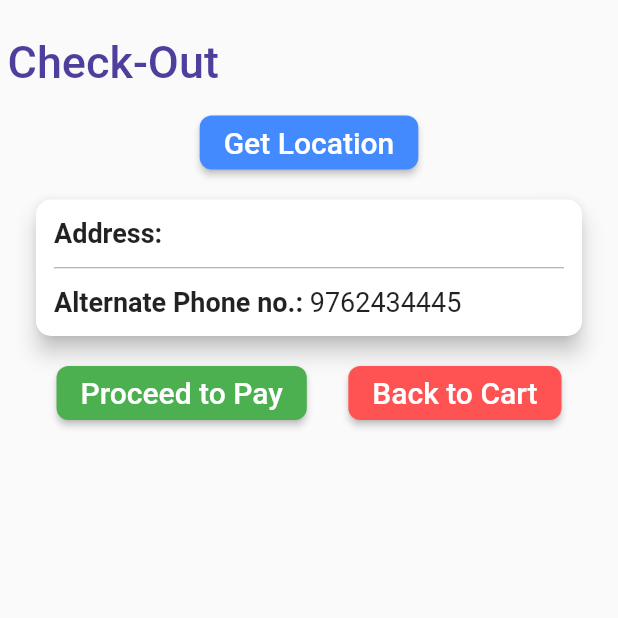
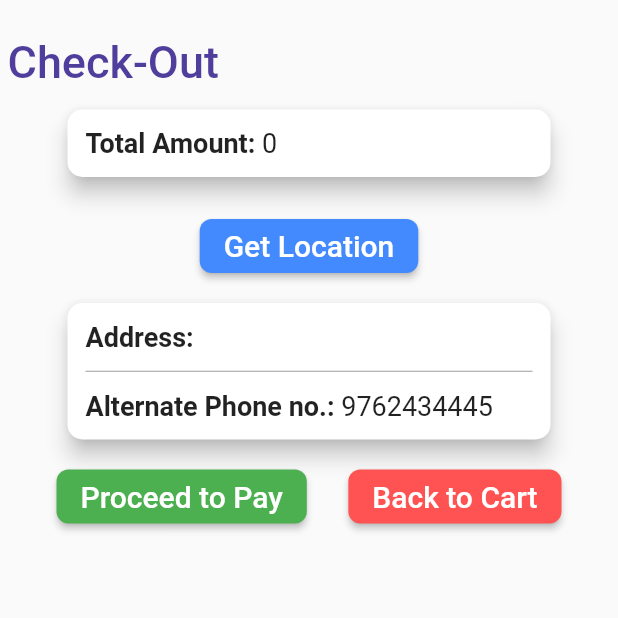
Before and after one commit to Doffil/timepass_working, a Flutter app: the CheckOutPage screen opened directly, on a phone screen of 412 x 824 dp, the top half of it. Run offline on Flutter 3.47's test engine with Material 2 defaults, Android fonts, the phone set to English and light mode, and no system bars; our stand-ins replace carousel_pro, firebase_auth, firebase_core, floating_bottom_navigation_bar, flutter_mobx, geolocator and 3 more; missing offline and left inert: animated_splash, numeric_keyboard; accounts and stored records are empty; generated files the repository leaves out were written again; network calls fail; statements that could not run were skipped.

Commit message:
done with basic ui and functionalities

```diff
--- a/timepass/lib/pages/CheckOutPage.dart
+++ b/timepass/lib/pages/CheckOutPage.dart
@@ -19,8 +19,12 @@ class _CheckOutPageState extends State<CheckOutPage> {
   String _currentAddress="";
   bool turnOnNotification = false;
   bool turnOnLocation = false;
+  int sum=0;
 
-
+  @override
+  void initState() {
+    super.initState();
+  }
   void _getCurrentLocation() async{
     final position = await Geolocator().getCurrentPosition(desiredAccuracy: LocationAccuracy.high);
     print(position);
@@ -58,6 +62,48 @@ class _CheckOutPageState extends State<CheckOutPage> {
               ),
             ),
             getData(),
+            Padding(
+              padding: const EdgeInsets.all(8.0),
+              child: Align(
+                alignment: Alignment.center,
+                child: Container(
+                  width: 330,
+                  child: Card(
+                    shape: RoundedRectangleBorder(
+                        borderRadius: BorderRadius.circular(10.0)
+                    ),
+                    elevation: 6.0,
+                    child: Padding(
+                      padding: EdgeInsets.all(12.0),
+                      child: Column(
+                        crossAxisAlignment: CrossAxisAlignment.start,
+                        mainAxisAlignment: MainAxisAlignment.start,
+                        children: <Widget>[
+                          Row(
+                            children: <Widget>[
+                              Text(
+                                'Total Amount: '
+                                ,style: TextStyle(
+                                  fontSize: 18,
+                                  fontWeight: FontWeight.bold
+                              ),
+                              ),
+                              Text(
+                                sum.toString(),
+                                style: TextStyle(
+                                    fontSize: 18
+                                ),
+                              )
+                            ],
+                          ),
+                        ],
+                      ),
+                    ),
+                  ),
+                ),
+              ),
+            ),
+
             Center(
               child: Padding(
                 padding: const EdgeInsets.all(10.0),
@@ -82,7 +128,7 @@ class _CheckOutPageState extends State<CheckOutPage> {
             Align(
               alignment: Alignment.center,
               child: Container(
-                width: 372,
+                width: 330,
                 child: Card(
                   shape: RoundedRectangleBorder(
                     borderRadius: BorderRadius.circular(10.0)
@@ -219,13 +265,14 @@ class _CheckOutPageState extends State<CheckOutPage> {
                 shrinkWrap: true,
                 scrollDirection: Axis.vertical,
                 itemBuilder:(BuildContext context,int index){
+                  sum=sum+snapshot.data[index]["subPrice"];
 //                  SubCategory subCategory = snapshot.data[index];
                   return GestureDetector(
                     onTap: () {},
                     child: Align(
                       alignment: Alignment.center,
                       child: Container(
-                        width: 372,
+                        width: 330,
                         decoration: BoxDecoration(
                             borderRadius: BorderRadius.circular(25.0)
                         ),
--- a/timepass/lib/pages/ShoppingCart.dart
+++ b/timepass/lib/pages/ShoppingCart.dart
@@ -160,7 +160,7 @@ class _ShoppingCartState extends State<ShoppingCart>{
                     child: Align(
                       alignment: Alignment.center,
                       child: Container(
-                        width: 372,
+                        width: 330,
                         child: Card(
                           shape: RoundedRectangleBorder(
                             borderRadius: BorderRadius.circular(10.0)
--- a/timepass/lib/pages/SubProduct.dart
+++ b/timepass/lib/pages/SubProduct.dart
@@ -106,7 +106,7 @@ class _SubProductState extends State<SubProduct> {
                   child: Align(
                     alignment: Alignment.center,
                     child: Container(
-                      width: 372,
+                      width: 330,
                       child: Card(
                         shape: RoundedRectangleBorder(
                           borderRadius: BorderRadius.circular(10)
```
